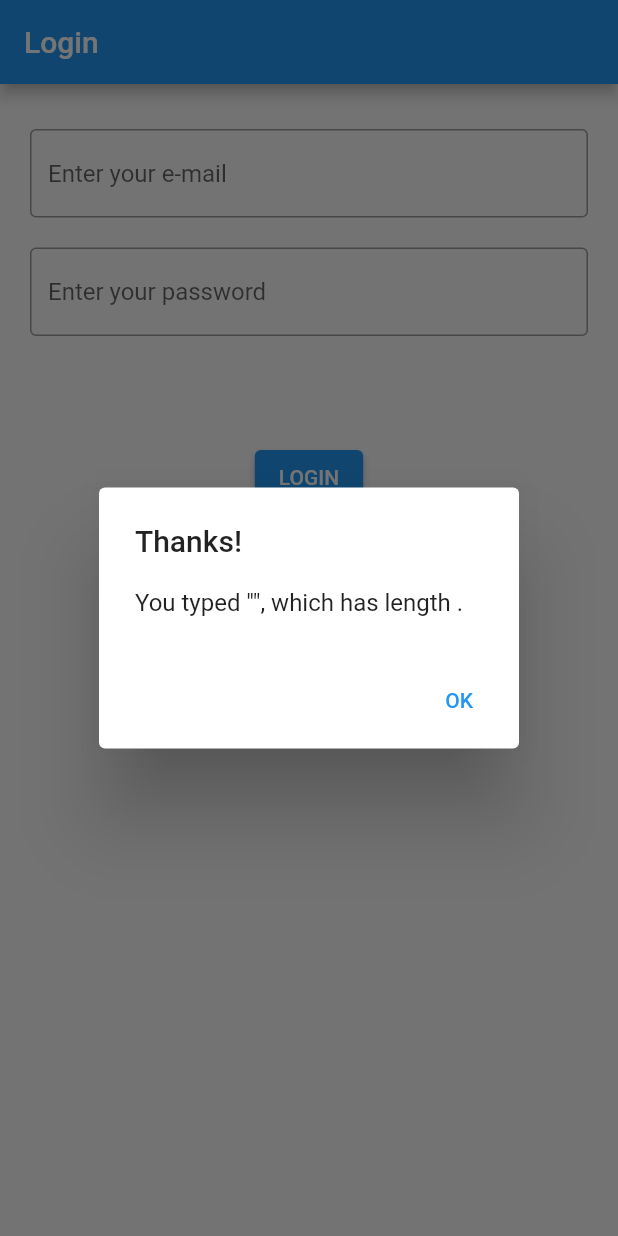
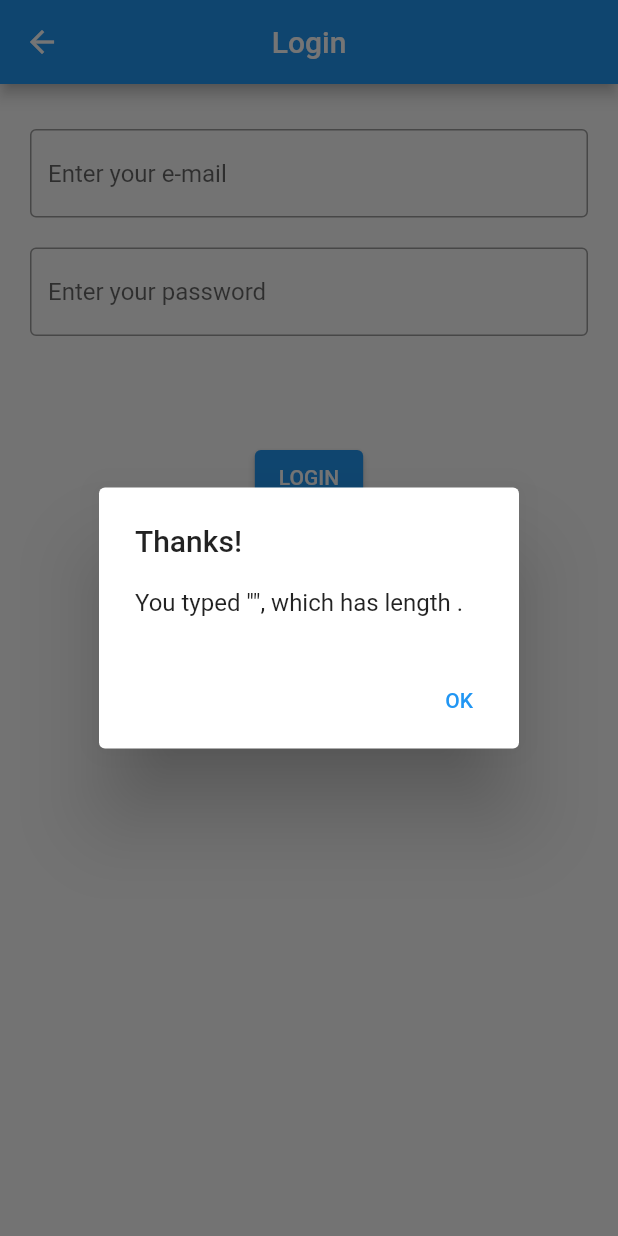
Before and after one commit to cank388/didem_final_project, a Flutter app: the screen it shows after launch, after a tap on "LOGIN", on a phone screen of 412 x 824 dp. Run offline on Flutter 3.47's test engine with Material 2 defaults, Android fonts, the phone set to English and light mode, and no system bars.

Commit message:
splash added.

```diff
--- a/lib/Login/login.dart
+++ b/lib/Login/login.dart
@@ -29,6 +29,7 @@ class _LoginState extends State<Login> {
   Widget build(BuildContext context) {
     return Scaffold(
       appBar: AppBar(
+        centerTitle: true,
         title: const Text('Login'),
       ),
       body: Center(
@@ -48,6 +49,7 @@ class _LoginState extends State<Login> {
               padding: EdgeInsets.only(top: 20, left: 20, right: 20),
               child: TextField(
                 controller: _passwordController,
+                obscureText: true,
                 decoration: InputDecoration(
                   border: OutlineInputBorder(),
                   hintText: 'Enter your password',
--- /dev/null
+++ b/lib/Splash/splash.dart
@@ -0,0 +1,45 @@
+import 'dart:async';
+import 'package:flutter/material.dart';
+import 'package:flutter_app/Login/login.dart';
+
+class SplashScreen extends StatefulWidget {
+  _SplashScreenState createState() => _SplashScreenState();
+}
+
+class _SplashScreenState extends State<SplashScreen> {
+  @override
+  void initState() {
+    super.initState();
+    navigateUser();
+  }
+
+  navigateUser() async {
+    Future.delayed(const Duration(seconds: 2), () {
+      // EasyLoading.dismiss();
+      Navigator.pushNamed(context, '/login');
+    });
+  }
+
+  @override
+  Widget build(BuildContext context) {
+    return MaterialApp(
+        home: Scaffold(
+          backgroundColor: Colors.blue,
+          body: Center(
+            child: Center(
+              child:
+              // SizedBox(height: 100,),
+              SizedBox(
+                child: Align(
+                  alignment: Alignment.center,
+                  child: Image.asset('images/medipol.png',
+                      alignment: Alignment.center,
+                      height: 200,
+                      width: MediaQuery.of(context).size.width * 0.8),
+                ),
+              ),
+            ),
+          ),
+        ));
+  }
+}
--- a/lib/main.dart
+++ b/lib/main.dart
@@ -1,4 +1,5 @@
 import 'package:flutter/material.dart';
+import 'package:flutter_app/Splash/splash.dart';
 
 import 'Login/login.dart';
 
@@ -10,7 +11,8 @@ void main() {
     initialRoute: '/',
     routes: {
       // When navigating to the "/" route, build the FirstScreen widget.
-      '/': (context) => const Login(),
+      '/': (context) => SplashScreen(),
+      '/login': (context) => const Login(),
       // When navigating to the "/second" route, build the SecondScreen widget.
       //'/second': (context) => const SecondScreen(),
     },
--- a/pubspec.yaml
+++ b/pubspec.yaml
@@ -57,6 +57,8 @@ flutter:
   # the material Icons class.
   uses-material-design: true
 
+  assets:
+    - images/
   # To add assets to your application, add an assets section, like this:
   # assets:
   #   - images/a_dot_burr.jpeg
```
Also changed, not shown: images/medipol.png (added).
